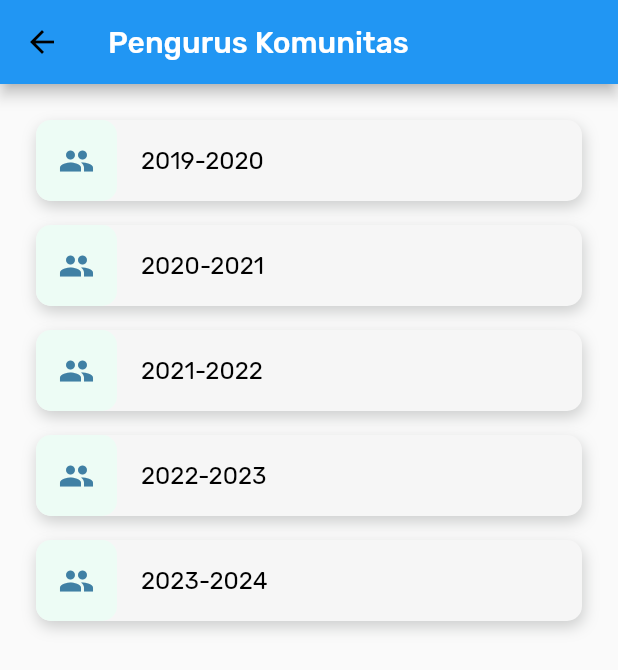
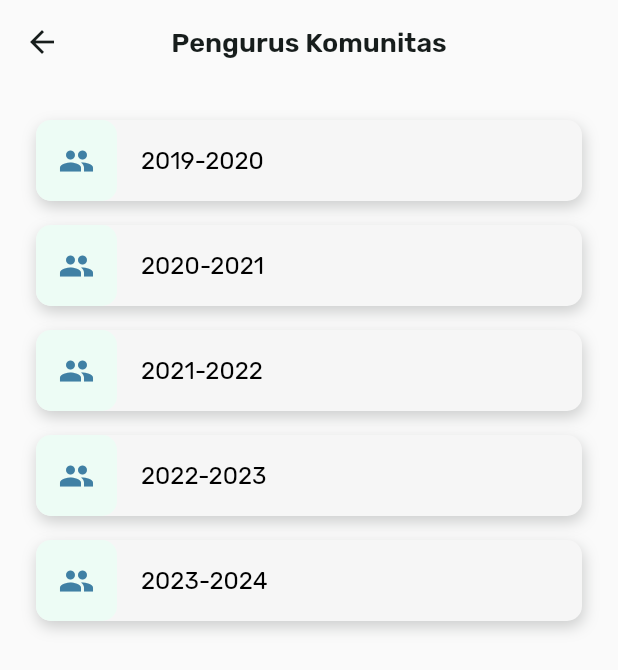
Before and after one commit to adambadruzz/mocap, a Flutter app: the PengurusMenuView screen opened directly, on a phone screen of 412 x 824 dp. Shown: the top 670 px of the screen. Run offline on Flutter 3.47's test engine with Material 2 defaults, Android fonts, the light colour scheme and no system bars; our stand-ins replace bottom_navy_bar, cached_network_image, cloud_firestore, dotted_border, firebase_auth, firebase_core and 7 more; accounts and stored records are empty; network calls fail.

Commit message:
Update pengurus and remove unusable import

```diff
--- a/lib/view/pengurusmenu_view.dart
+++ b/lib/view/pengurusmenu_view.dart
@@ -1,4 +1,5 @@
 import 'package:flutter/material.dart';
+import 'package:mocap/constants.dart';
 import 'package:mocap/global_widgets/button.dart';
 import 'package:mocap/view/pengurus_view.dart';
 
@@ -16,10 +17,14 @@ class PengurusMenuView extends StatelessWidget {
 
     return Scaffold(
       appBar: AppBar(
-        title: const Text('Pengurus Komunitas'),
+        backgroundColor: Colors.transparent,
+        elevation: 0,
+        title: const Text("Pengurus Komunitas", style: headline2),
+        centerTitle: true,
+        iconTheme: const IconThemeData(color: black),
       ),
       body: ListView.separated(
-        padding: EdgeInsets.all(24),
+        padding: const EdgeInsets.all(24),
         itemCount: tahunKepengurusan.length,
         separatorBuilder: (context, index) => const SizedBox(height: 16),
         itemBuilder: (context, index) {
--- a/lib/view/register_view.dart
+++ b/lib/view/register_view.dart
@@ -3,11 +3,7 @@ import 'dart:io';
 import 'package:flutter/material.dart';
 import 'package:mocap/constants.dart';
 import 'package:mocap/global_widgets/textfield_dec.dart';
-import 'package:mocap/view/login_view.dart';
 import 'package:mocap/viewmodel/register_viewmodel.dart';
-
-import '../services/auth_service.dart';
-import '../viewmodel/login_viewmodel.dart';
 import 'package:intl/intl.dart';
 import 'package:firebase_storage/firebase_storage.dart';
 import 'package:image_picker/image_picker.dart';
```
Also changed, not shown: lib/view/course_view.dart (+0 -87 lines), lib/view/pengurus_view.dart (+21 -15 lines).
